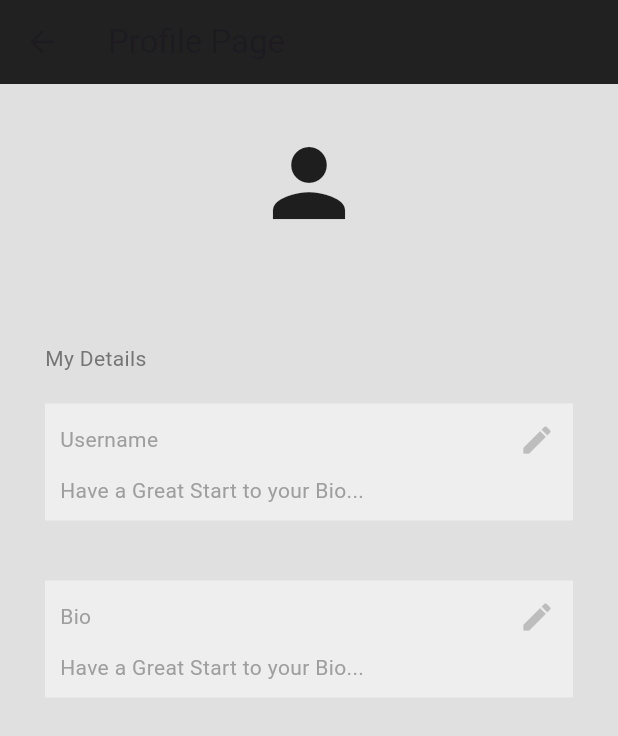
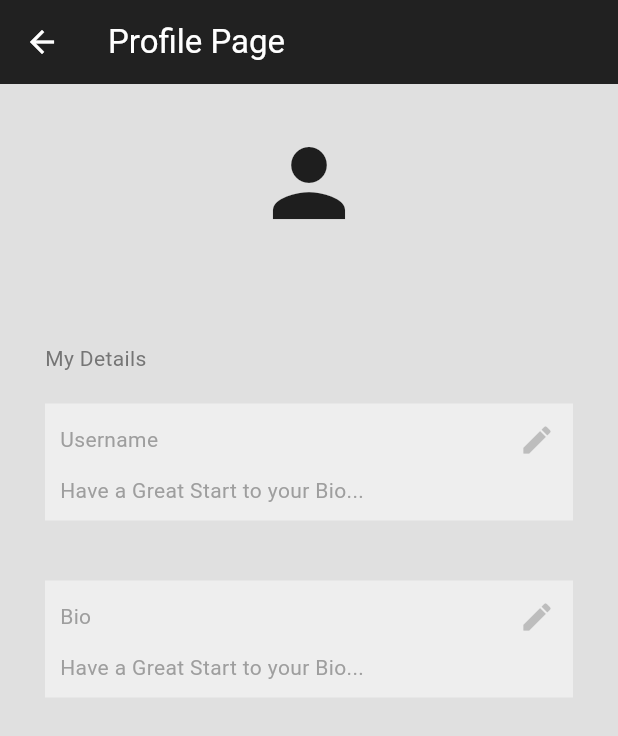
Before and after one commit to amankumarsingh3658/The-Wall, a Flutter app: the ProfilePage screen opened directly, on a phone screen of 412 x 824 dp. Shown: the top 736 px of the screen. Run offline on Flutter 3.47's test engine with Material 3 defaults, Android fonts, the phone set to English and light mode, and no system bars; our stand-ins replace cloud_firestore, firebase_auth, firebase_core; accounts and stored records are empty.

Commit message:
MInor change

```diff
--- a/lib/pages/profile_page.dart
+++ b/lib/pages/profile_page.dart
@@ -78,8 +78,12 @@ class _ProfilePageState extends State<ProfilePage> {
     return Scaffold(
         backgroundColor: Colors.grey[300],
         appBar: AppBar(
+          iconTheme: IconThemeData(color: Colors.white),
           backgroundColor: Colors.grey[900],
-          title: Text("Profile Page"),
+          title: Text(
+            "Profile Page",
+            style: TextStyle(color: Colors.white),
+          ),
         ),
         body: StreamBuilder(
           stream: FirebaseFirestore.instance
```
